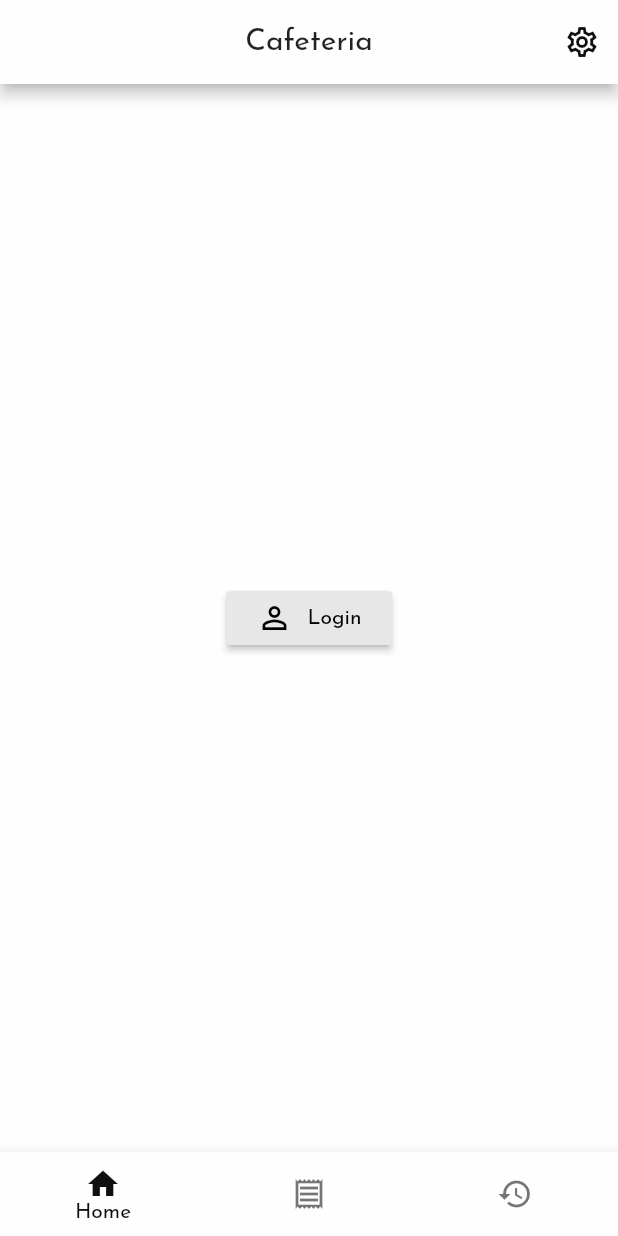
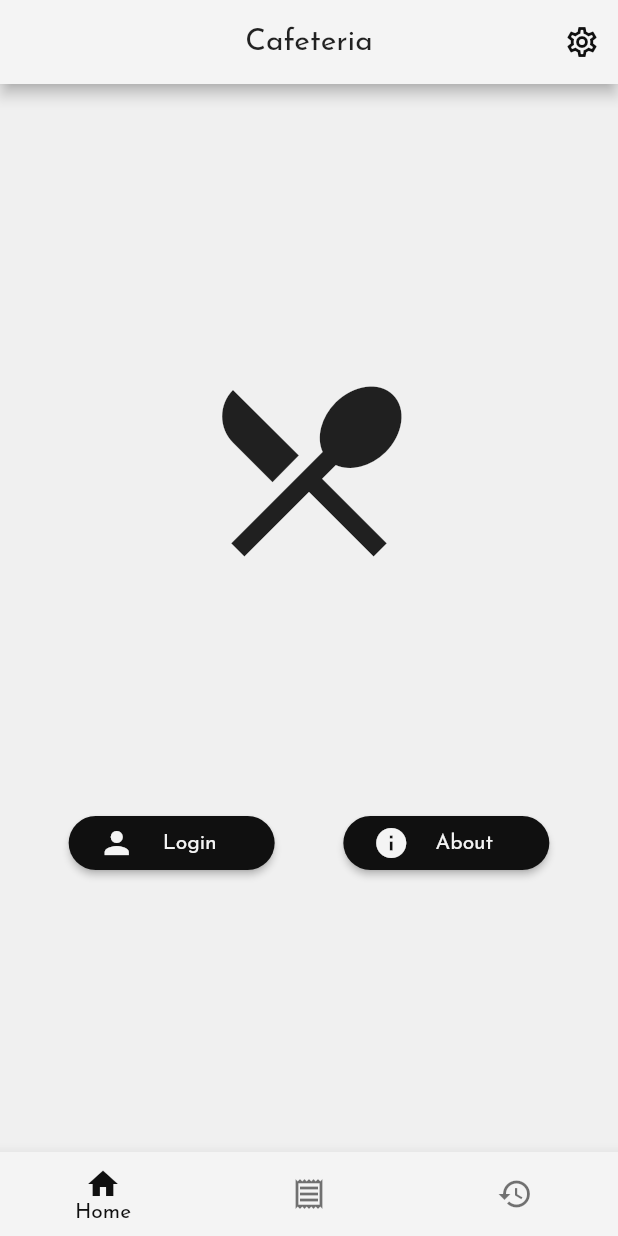
Before and after one commit to rinald/cafeteria, a Flutter app: the screen it shows after launch, on a phone screen of 412 x 824 dp. Run offline on Flutter 3.47's test engine with Material 2 defaults, Android fonts, the light colour scheme and no system bars; our stand-ins replace outline_material_icons.

Commit message:
Theme improvements

```diff
--- a/lib/screens/home_screen.dart
+++ b/lib/screens/home_screen.dart
@@ -55,24 +55,66 @@ class HomeView extends StatelessWidget {
 
     if (_index.value == 0) {
       return Center(
-        child: Row(
+        child: Column(
           mainAxisAlignment: MainAxisAlignment.center,
           children: <Widget>[
-            RaisedButton(
+            Icon(
+              Icons.restaurant_menu,
+              size: 150,
+            ),
+            SizedBox(
+              height: 150,
+            ),
+            Row(
+              children: <Widget>[
+                Spacer(),
+                Expanded(
+                  flex: 3,
+                  child: RaisedButton(
                     padding: EdgeInsets.symmetric(
                       vertical: 5,
                       horizontal: 20,
                     ),
                     child: Row(
                       children: <Widget>[
-                  Icon(OMIcons.personOutline),
-                  SizedBox(
-                    width: 10,
+                        Icon(Icons.person),
+                        Spacer(
+                          flex: 1,
                         ),
                         Text('Login'),
+                        Spacer(
+                          flex: 1,
+                        ),
                       ],
                     ),
                     onPressed: () => Navigator.pushNamed(context, '/login'),
+                  ),
+                ),
+                Spacer(),
+                Expanded(
+                  flex: 3,
+                  child: RaisedButton(
+                    padding: EdgeInsets.symmetric(
+                      vertical: 5,
+                      horizontal: 20,
+                    ),
+                    child: Row(
+                      children: <Widget>[
+                        Icon(Icons.info),
+                        Spacer(
+                          flex: 1,
+                        ),
+                        Text('About'),
+                        Spacer(
+                          flex: 1,
+                        ),
+                      ],
+                    ),
+                    onPressed: () => Navigator.pushNamed(context, '/settings'),
+                  ),
+                ),
+                Spacer(),
+              ],
             ),
           ],
         ),
@@ -114,7 +156,7 @@ class HomeScreen extends StatelessWidget {
       value: ValueNotifier(0),
       child: Scaffold(
         appBar: AppBar(
-          centerTitle: true,
+          // centerTitle: true,
           title: Text('Cafeteria'),
           actions: <Widget>[
             IconButton(
--- a/lib/themes.dart
+++ b/lib/themes.dart
@@ -6,39 +6,91 @@ final baseLightTheme = ThemeData.light();
 final baseDarkTheme = ThemeData.dark();
 
 final lightTheme = ThemeData(
+  platform: TargetPlatform.iOS,
   fontFamily: 'JosefinSans',
   brightness: Brightness.light,
   primaryColor: lightPrimary,
+  primaryColorLight: lightPrimaryLight,
   primaryColorDark: lightPrimaryDark,
-  accentColor: lightAccent,
+  accentColor: lightSecondary,
+  accentColorBrightness: Brightness.light,
   buttonTheme: baseLightTheme.buttonTheme.copyWith(
+    shape: RoundedRectangleBorder(
+      borderRadius: BorderRadius.circular(25),
+    ),
     colorScheme: baseLightTheme.buttonTheme.colorScheme.copyWith(
-      primary: lightAccent,
+      primary: lightSecondary,
+      secondary: lightPrimary,
     ),
-    textTheme: ButtonTextTheme.primary,
-    buttonColor: lightPrimaryDark,
+    textTheme: ButtonTextTheme.accent,
+    buttonColor: lightSecondary,
   ),
-  scaffoldBackgroundColor: lightPrimary,
+  cursorColor: lightSecondary,
+  scaffoldBackgroundColor: lightPrimaryDark,
   primaryIconTheme: IconThemeData(
-    color: lightAccent,
+    color: lightSecondary,
+  ),
+  textSelectionColor: lightPrimary.withOpacity(0.5),
+  textSelectionHandleColor: lightPrimary,
+  hintColor: lightSecondary,
+  inputDecorationTheme: InputDecorationTheme(
+    labelStyle: TextStyle(color: lightSecondary),
+    focusedBorder: UnderlineInputBorder(
+      borderSide: BorderSide(
+        color: lightSecondary,
+        width: 2,
+      ),
+    ),
+    border: UnderlineInputBorder(
+      borderSide: BorderSide(
+        color: lightSecondaryLight,
+        width: 2,
+      ),
+    ),
   ),
 );
 
 final darkTheme = ThemeData(
+  platform: TargetPlatform.iOS,
   fontFamily: 'JosefinSans',
   brightness: Brightness.dark,
   primaryColor: darkPrimary,
+  primaryColorLight: darkPrimaryLight,
   primaryColorDark: darkPrimaryDark,
-  accentColor: darkAccent,
-  buttonTheme: baseLightTheme.buttonTheme.copyWith(
-    colorScheme: baseLightTheme.buttonTheme.colorScheme.copyWith(
-      primary: darkAccent,
+  accentColor: darkSecondary,
+  accentColorBrightness: Brightness.dark,
+  buttonTheme: baseDarkTheme.buttonTheme.copyWith(
+    shape: RoundedRectangleBorder(
+      borderRadius: BorderRadius.circular(25),
     ),
-    textTheme: ButtonTextTheme.primary,
-    buttonColor: darkPrimaryDark,
+    colorScheme: baseDarkTheme.buttonTheme.colorScheme.copyWith(
+      primary: darkSecondary,
+      secondary: darkPrimary,
+    ),
+    textTheme: ButtonTextTheme.accent,
+    buttonColor: darkSecondary,
   ),
-  scaffoldBackgroundColor: darkPrimaryLight,
+  cursorColor: darkSecondary,
+  scaffoldBackgroundColor: darkPrimary,
   primaryIconTheme: IconThemeData(
-    color: darkAccent,
+    color: darkSecondary,
+  ),
+  textSelectionColor: darkPrimary.withOpacity(0.5),
+  textSelectionHandleColor: darkPrimary,
+  hintColor: darkSecondary,
+  inputDecorationTheme: InputDecorationTheme(
+    labelStyle: TextStyle(color: darkSecondary),
+    focusedBorder: UnderlineInputBorder(
+      borderSide: BorderSide(
+        color: darkSecondary,
+        width: 2,
+      ),
+    ),
+    border: UnderlineInputBorder(
+      borderSide: BorderSide(
+        color: darkSecondaryLight,
+        width: 2,
+      ),
+    ),
   ),
 );
```
Also changed, not shown: lib/colors.dart (+28 -7 lines), lib/screens/login_screen.dart (+24 -6 lines). Lines whose indentation alone changed are shown as unchanged.
